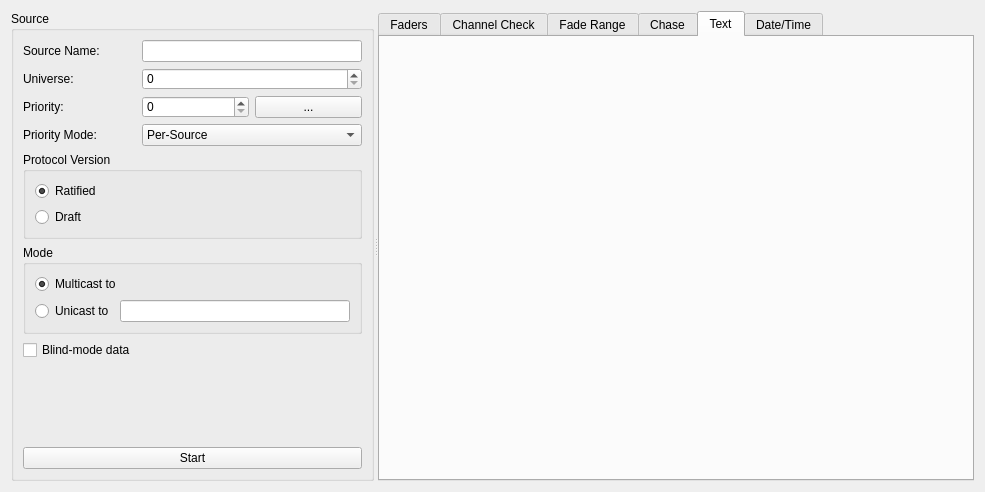
Qt form ui/transmitwindow.ui (docsteer/sacnview) before a commit.
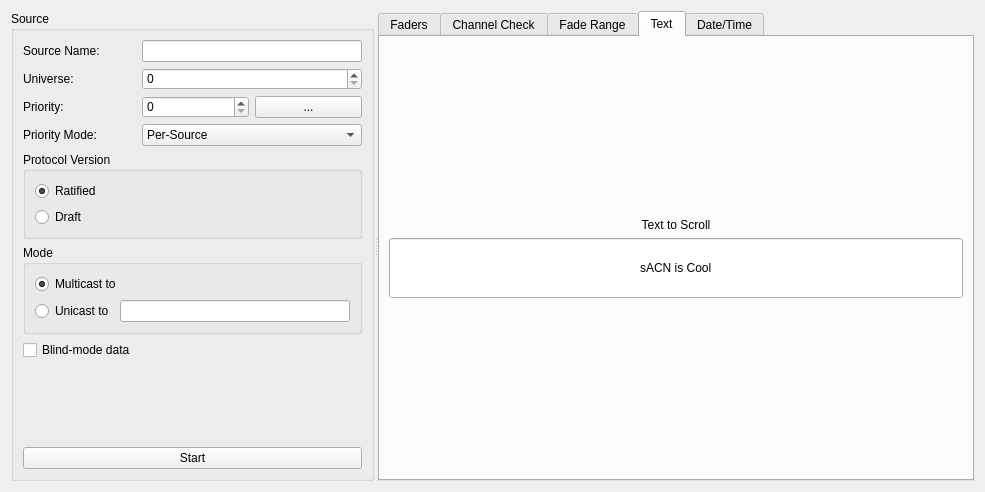
The same form after that commit. The open tabs and pages were chosen to show the change. Icons and pictures are not drawn.

Commit message: More transmit work; add bitmap font

```diff
--- a/ui/transmitwindow.ui
+++ b/ui/transmitwindow.ui
@@ -677,15 +677,67 @@
         </item>
        </layout>
       </widget>
-      <widget class="QWidget" name="tab_5">
-       <attribute name="title">
-        <string>Chase</string>
-       </attribute>
-      </widget>
       <widget class="QWidget" name="tab_6">
        <attribute name="title">
         <string>Text</string>
        </attribute>
+       <layout class="QVBoxLayout" name="verticalLayout_7">
+        <item>
+         <spacer name="verticalSpacer_5">
+          <property name="orientation">
+           <enum>Qt::Vertical</enum>
+          </property>
+          <property name="sizeHint" stdset="0">
+           <size>
+            <width>20</width>
+            <height>40</height>
+           </size>
+          </property>
+         </spacer>
+        </item>
+        <item>
+         <widget class="QLabel" name="label_7">
+          <property name="text">
+           <string>Text to Scroll</string>
+          </property>
+          <property name="alignment">
+           <set>Qt::AlignCenter</set>
+          </property>
+         </widget>
+        </item>
+        <item>
+         <widget class="QLineEdit" name="leScrollText">
+          <property name="minimumSize">
+           <size>
+            <width>0</width>
+            <height>60</height>
+           </size>
+          </property>
+          <property name="styleSheet">
+           <string notr="true">font: 20pt &quot;Sans Serif&quot;;</string>
+          </property>
+          <property name="text">
+           <string>sACN is Cool</string>
+          </property>
+          <property name="alignment">
+           <set>Qt::AlignCenter</set>
+          </property>
+         </widget>
+        </item>
+        <item>
+         <spacer name="verticalSpacer_4">
+          <property name="orientation">
+           <enum>Qt::Vertical</enum>
+          </property>
+          <property name="sizeHint" stdset="0">
+           <size>
+            <width>20</width>
+            <height>40</height>
+           </size>
+          </property>
+         </spacer>
+        </item>
+       </layout>
       </widget>
       <widget class="QWidget" name="tab_7">
        <attribute name="title">
```
Left out of the diff: 2 changed lines with no effect on the pictures. The commit also changes 8 other files.
